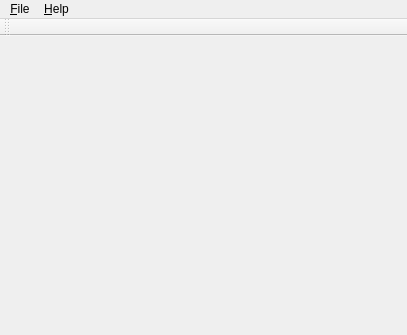
Above: src/trunk/ui/ui_MainWindow.ui from rexMingla/my-renamer before the change. Below: the same form after it.
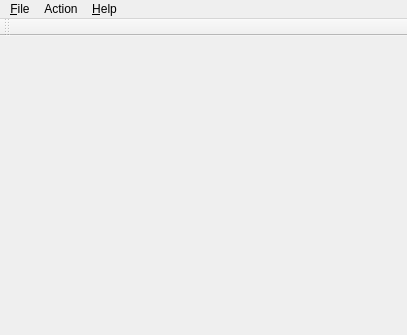
That is the form after the change.

Commit message: - workbench keyboard shortcuts for actions now work. - added actions menu. -

Diff of the .ui file:
```diff
--- a/src/trunk/ui/ui_MainWindow.ui
+++ b/src/trunk/ui/ui_MainWindow.ui
@@ -43,7 +43,13 @@
     </property>
     <addaction name="actionAbout"/>
    </widget>
+   <widget class="QMenu" name="menuAction">
+    <property name="title">
+     <string>Action</string>
+    </property>
+   </widget>
    <addaction name="menuFile"/>
+   <addaction name="menuAction"/>
    <addaction name="menuHelp"/>
   </widget>
   <widget class="QToolBar" name="actionToolBar">
```
The commit also changes 8 other files.
